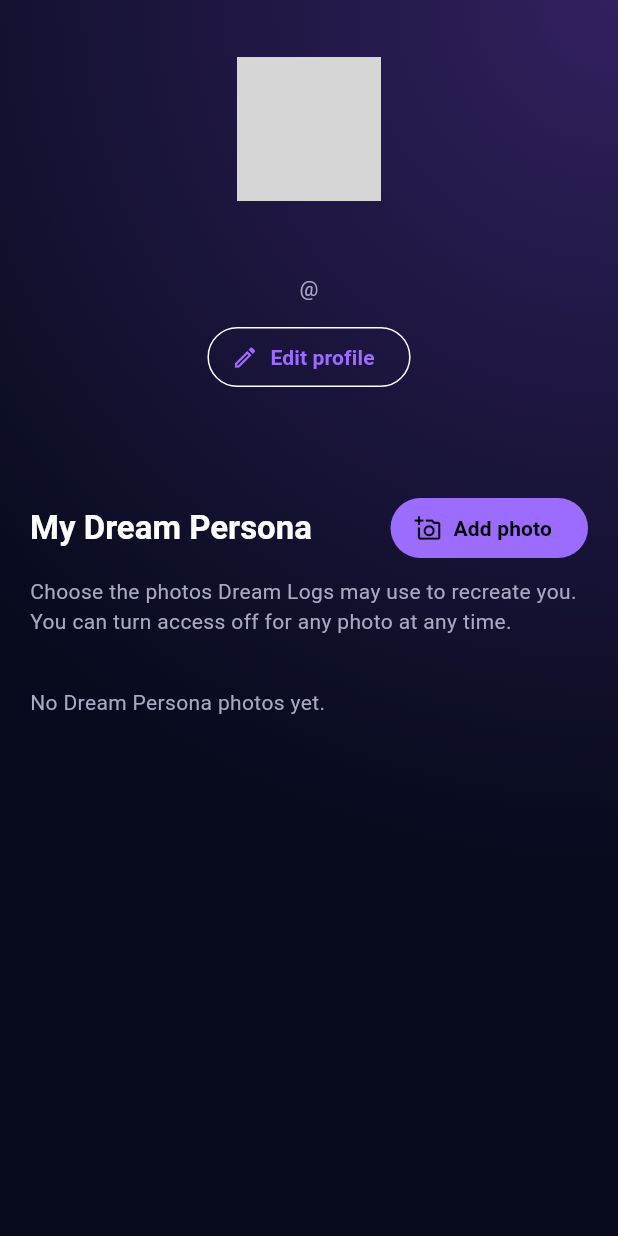
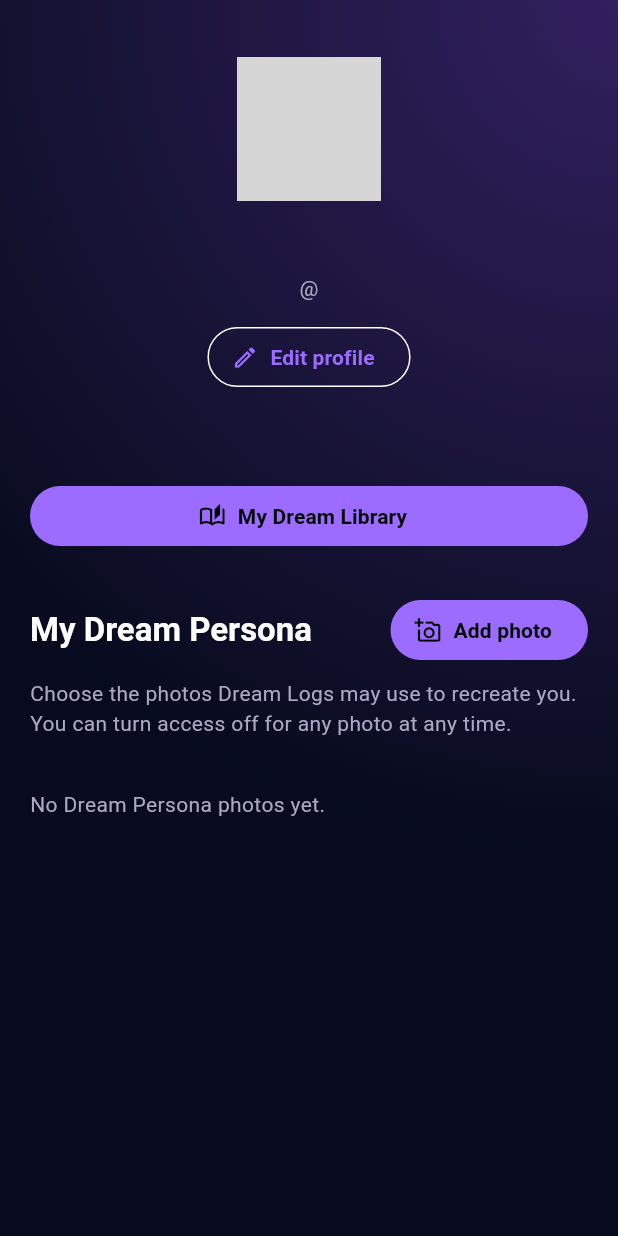
Before and after one commit to ujwaljetly-create/dream-logs, a Flutter app: the ProfileScreen widget shown alone on an empty page, opened directly, on a phone screen of 412 x 824 dp. Run offline on Flutter 3.47's test engine with Material 3 defaults, Android fonts, the phone set to English and light mode, and no system bars; our stand-ins replace cloud_firestore, firebase_auth, firebase_core, firebase_storage, image_picker; accounts and stored records are empty; network calls fail; Roboto replaces fonts that are missing (Arial, Georgia); grey boxes are pictures that could not be loaded.

Commit message:
Link My Dream Library from profile

```diff
--- a/lib/features/profile/profile_screen.dart
+++ b/lib/features/profile/profile_screen.dart
@@ -2,6 +2,7 @@
 import 'package:flutter/material.dart';
 
 import '../../core/services/profile_service.dart';
+import '../dreams/dream_library_screen.dart';
 import '../../core/theme/app_theme.dart';
 import '../../widgets/dream_gradient.dart';
 
@@ -56,6 +57,10 @@
           Center(child: OutlinedButton.icon(onPressed: () => _edit(data), icon: const Icon(Icons.edit_outlined), label: const Text('Edit profile'))),
           const SizedBox(height: 18),
           Text(data['bio'] as String? ?? '', textAlign: TextAlign.center),
+          const SizedBox(height: 20),
+          FilledButton.icon(onPressed: () => Navigator.of(context).push(MaterialPageRoute(
+            builder: (_) => const DreamLibraryScreen())),
+            icon: const Icon(Icons.auto_stories_outlined), label: const Text('My Dream Library')),
           const SizedBox(height: 28),
           Row(children: [
             Expanded(child: Text('My Dream Persona', style: Theme.of(context).textTheme.titleLarge)),
```
